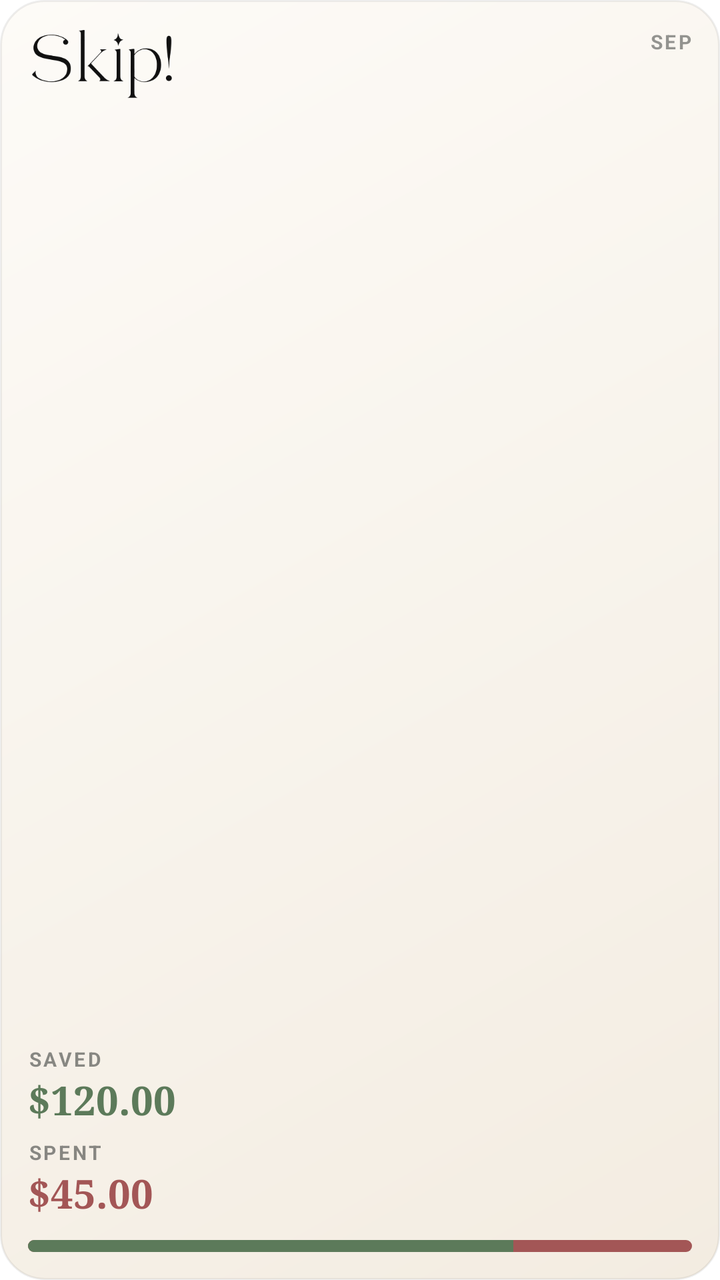
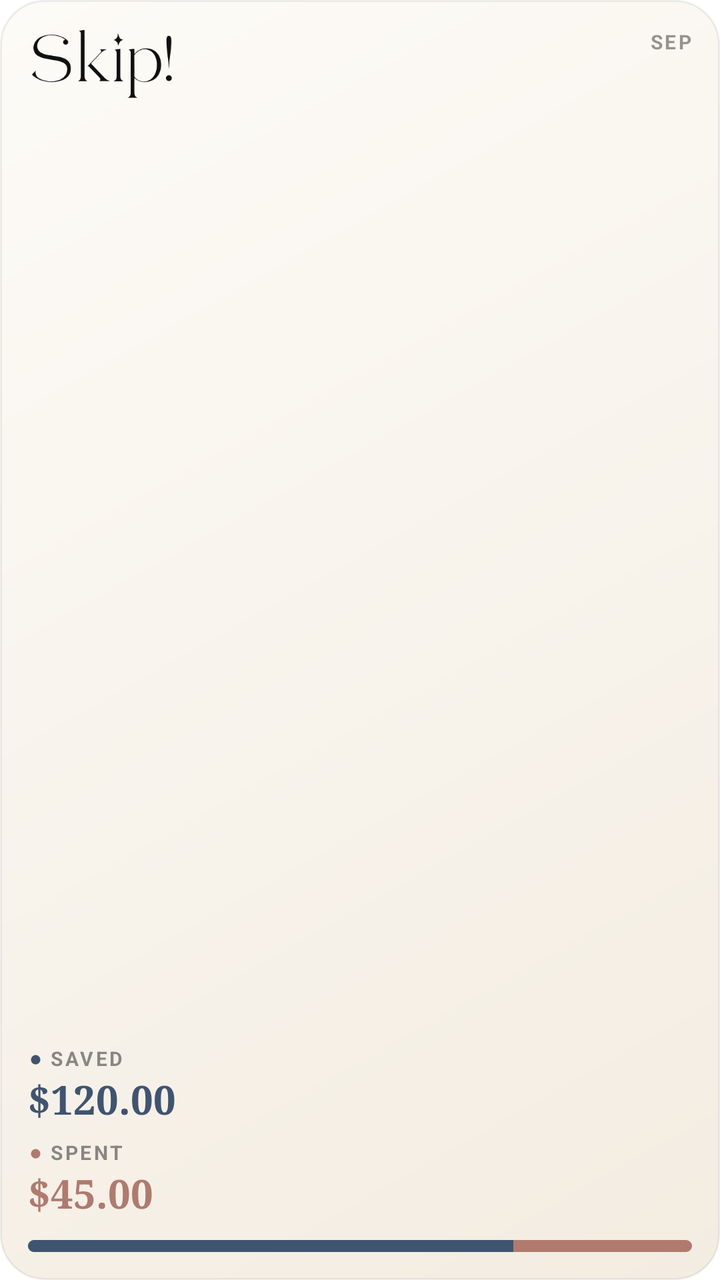

Before-and-after screenshots of an Android layout around one commit, followed by the original layout XML and the change that was made.
<!-- AndroidManifest.xml: fallback theme Theme.MaterialComponents.DayNight.NoActionBar -->
<!-- res/layout/skip_widget_preview.xml -->
<?xml version="1.0" encoding="utf-8"?>
<FrameLayout xmlns:android="http://schemas.android.com/apk/res/android"
    android:layout_width="match_parent"
    android:layout_height="match_parent">

    <ImageView
        android:layout_width="match_parent"
        android:layout_height="match_parent"
        android:contentDescription="@null"
        android:scaleType="fitXY"
        android:src="@drawable/skip_widget_bg_minimal" />

    <LinearLayout
        android:layout_width="match_parent"
        android:layout_height="match_parent"
        android:orientation="vertical"
        android:padding="14dp">

        <LinearLayout
            android:layout_width="match_parent"
            android:layout_height="wrap_content"
            android:gravity="top"
            android:orientation="horizontal">

            <ImageView
                android:layout_width="wrap_content"
                android:layout_height="36dp"
                android:adjustViewBounds="true"
                android:contentDescription="@null"
                android:scaleType="fitStart"
                android:src="@drawable/skip_widget_logo" />

            <TextView
                android:layout_width="0dp"
                android:layout_height="wrap_content"
                android:layout_marginStart="8dp"
                android:layout_weight="1"
                android:gravity="end"
                android:letterSpacing="0.12"
                android:singleLine="true"
                android:text="@string/skip_widget_preview_month"
                android:textColor="#802C302E"
                android:textSize="10sp"
                android:textStyle="bold" />
        </LinearLayout>

        <FrameLayout
            android:layout_width="0dp"
            android:layout_height="0dp"
            android:layout_weight="1"
            android:minHeight="6dp" />

        <TextView
            android:layout_width="wrap_content"
            android:layout_height="wrap_content"
            android:letterSpacing="0.12"
            android:text="@string/skip_widget_saved_label"
            android:textColor="#8C2C302E"
            android:textSize="10sp"
            android:textStyle="bold" />

        <TextView
            android:layout_width="wrap_content"
            android:layout_height="wrap_content"
            android:fontFamily="serif"
            android:singleLine="true"
            android:text="@string/skip_widget_preview_saved"
            android:textColor="#5C7A5A"
            android:textSize="20sp"
            android:textStyle="bold" />

        <TextView
            android:layout_width="wrap_content"
            android:layout_height="wrap_content"
            android:layout_marginTop="6dp"
            android:letterSpacing="0.12"
            android:text="@string/skip_widget_spent_label"
            android:textColor="#8C2C302E"
            android:textSize="10sp"
            android:textStyle="bold" />

        <TextView
            android:layout_width="wrap_content"
            android:layout_height="wrap_content"
            android:fontFamily="serif"
            android:singleLine="true"
            android:text="@string/skip_widget_preview_spent"
            android:textColor="#A35656"
            android:textSize="20sp"
            android:textStyle="bold" />

        <ProgressBar
            style="?android:attr/progressBarStyleHorizontal"
            android:layout_width="match_parent"
            android:layout_height="6dp"
            android:layout_marginTop="10dp"
            android:max="100"
            android:progress="73"
            android:progressDrawable="@drawable/skip_widget_bar_minimal"
            android:secondaryProgress="100" />
    </LinearLayout>
</FrameLayout>
<!-- resources referenced by this layout -->
<resources>
  <!-- drawable skip_widget_bar_minimal (drawable) -->
  <?xml version="1.0" encoding="utf-8"?>
  <layer-list xmlns:android="http://schemas.android.com/apk/res/android">
      <item android:id="@android:id/background">
          <shape android:shape="rectangle">
              <corners android:radius="3dp" />
              <solid android:color="#142C302E" />
          </shape>
      </item>
      <item android:id="@android:id/secondaryProgress">
          <clip>
              <shape android:shape="rectangle">
                  <corners android:radius="3dp" />
                  <solid android:color="#A35656" />
              </shape>
          </clip>
      </item>
      <item android:id="@android:id/progress">
          <clip>
              <shape android:shape="rectangle">
                  <corners android:radius="3dp" />
                  <solid android:color="#5C7A5A" />
              </shape>
          </clip>
      </item>
  </layer-list>
  <!-- drawable skip_widget_bg_minimal (drawable) -->
  <?xml version="1.0" encoding="utf-8"?>
  <shape xmlns:android="http://schemas.android.com/apk/res/android" android:shape="rectangle">
      <corners android:radius="22dp" />
      <gradient
          android:angle="315"
          android:startColor="#FDFBF7"
          android:endColor="#F3ECE1" />
      <stroke
          android:width="1dp"
          android:color="#142C302E" />
  </shape>
  <!-- drawable skip_widget_logo: png bitmap (drawable-nodpi, 7324 bytes) -->
  <string name="skip_widget_preview_month" translatable="false">SEP</string>
  <string name="skip_widget_preview_saved" translatable="false">$120.00</string>
  <string name="skip_widget_preview_spent" translatable="false">$45.00</string>
  <string name="skip_widget_saved_label">SAVED</string>
  <string name="skip_widget_spent_label">SPENT</string>
</resources>

<!-- the commit's change to res/layout/skip_widget_preview.xml (unified diff, before → after) -->
@@ -54,7 +54,7 @@
             android:layout_width="wrap_content"
             android:layout_height="wrap_content"
             android:letterSpacing="0.12"
-            android:text="@string/skip_widget_saved_label"
+            android:text="@string/skip_widget_preview_saved_label"
             android:textColor="#8C2C302E"
             android:textSize="10sp"
             android:textStyle="bold" />
@@ -65,7 +65,7 @@
             android:fontFamily="serif"
             android:singleLine="true"
             android:text="@string/skip_widget_preview_saved"
-            android:textColor="#5C7A5A"
+            android:textColor="#3F5470"
             android:textSize="20sp"
             android:textStyle="bold" />
 
@@ -74,7 +74,7 @@
             android:layout_height="wrap_content"
             android:layout_marginTop="6dp"
             android:letterSpacing="0.12"
-            android:text="@string/skip_widget_spent_label"
+            android:text="@string/skip_widget_preview_spent_label"
             android:textColor="#8C2C302E"
             android:textSize="10sp"
             android:textStyle="bold" />
@@ -85,7 +85,7 @@
             android:fontFamily="serif"
             android:singleLine="true"
             android:text="@string/skip_widget_preview_spent"
-            android:textColor="#A35656"
+            android:textColor="#B07A6E"
             android:textSize="20sp"
             android:textStyle="bold" />
 
<!-- resource entries referenced after the edit -->
@@ -13,7 +13,7 @@
           <clip>
               <shape android:shape="rectangle">
                   <corners android:radius="3dp" />
-                  <solid android:color="#A35656" />
+                  <solid android:color="#B07A6E" />
               </shape>
           </clip>
       </item>
@@ -21,7 +21,7 @@
           <clip>
               <shape android:shape="rectangle">
                   <corners android:radius="3dp" />
-                  <solid android:color="#5C7A5A" />
+                  <solid android:color="#3F5470" />
               </shape>
           </clip>
       </item>
@@ -41,8 +41,8 @@
   <!-- drawable skip_widget_logo: png bitmap (drawable-nodpi, 7324 bytes) -->
   <string name="skip_widget_preview_month" translatable="false">SEP</string>
   <string name="skip_widget_preview_saved" translatable="false">$120.00</string>
+  <string name="skip_widget_preview_saved_label" translatable="false"><font color="#3F5470">●</font>  SAVED</string>
   <string name="skip_widget_preview_spent" translatable="false">$45.00</string>
-  <string name="skip_widget_saved_label">SAVED</string>
-  <string name="skip_widget_spent_label">SPENT</string>
+  <string name="skip_widget_preview_spent_label" translatable="false"><font color="#B07A6E">●</font>  SPENT</string>
 </resources>
 
